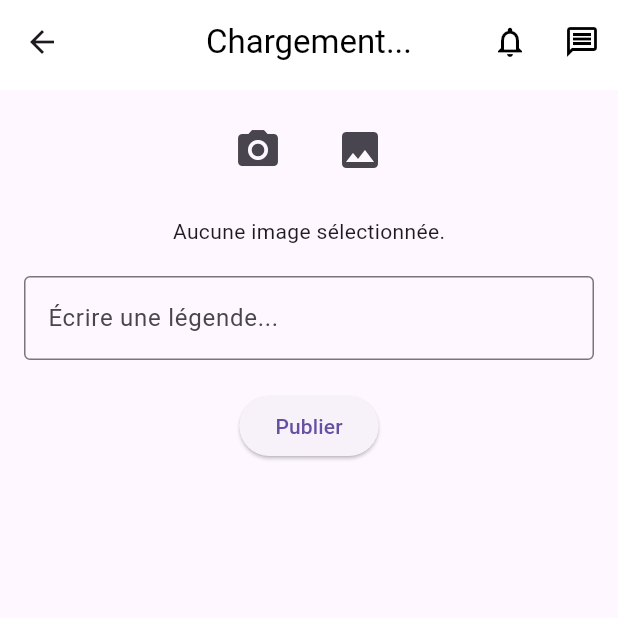
After one commit to lebaron567/instagram-bis_app, a Flutter app: the CreatePostPage screen opened by its route, after a tap on the "camera alt" icon, on a phone screen of 412 x 824 dp, the top half of it. The commit adds this screen. Run offline on Flutter 3.47's test engine with Material 3 defaults, Android fonts, the light colour scheme and no system bars; our stand-ins replace flutter_riverpod, image_picker, shared_preferences; accounts and stored records are empty.

Commit message:
[ADD] a creatpostpage and a permissions for access in camera

```diff
--- a/lib/config/api.dart
+++ b/lib/config/api.dart
@@ -1,3 +1,3 @@
 class ApiConfig {
-  static const String baseUrl = 'http://localhost:8080/api/v1';
+  static const String baseUrl = 'http://10.0.2.2:8080/api/v1';
 }
--- a/lib/main.dart
+++ b/lib/main.dart
@@ -4,12 +4,14 @@ import '../views/auth/login_page.dart';
 import './providers/auth_provider.dart';
 import './views/profile/profile_page.dart';
 import './views/auth/register_page.dart';
-import 'views/auth/register_page.dart';
 import 'views/feed/feed.dart';
+import 'views/post/create_post.dart';
+
 
 void main() {
   runApp(const ProviderScope(child: MyApp()));
 }
+
 
 class MyApp extends ConsumerWidget {
   const MyApp({super.key});
@@ -23,7 +25,7 @@ class MyApp extends ConsumerWidget {
       debugShowCheckedModeBanner: false,
       initialRoute: isAuthenticated
           ? '/feed'
-          : '/login', // Affiche la page selon l'état d'authentification
+          : '/login',
       onGenerateRoute: (settings) {
         switch (settings.name) {
           case '/register':
@@ -31,6 +33,8 @@ class MyApp extends ConsumerWidget {
                 builder: (context) => const RegisterPage());
           case '/login':
             return MaterialPageRoute(builder: (context) => const LoginPage());
+          case '/createPost':
+            return MaterialPageRoute(builder: (context) => CreatePostPage());
           case '/feed':
             return MaterialPageRoute(builder: (context) => FeedPage());
           case '/profile':
--- a/lib/utils/custom_header.dart
+++ b/lib/utils/custom_header.dart
@@ -38,7 +38,7 @@ class _HeaderState extends State<Header> {
       backgroundColor: Colors.white,
       elevation: 0,
       title: Text(
-        _username, // 📌 Afficher le nom de l'utilisateur connecté
+        _username,
         style: TextStyle(color: Colors.black),
       ),
       centerTitle: true,
--- a/lib/utils/footer.dart
+++ b/lib/utils/footer.dart
@@ -44,7 +44,7 @@ class _CustomFooterState extends State<CustomFooter> {
             Navigator.pushReplacementNamed(context, '/search');
             break;
           case 2:
-            Navigator.pushReplacementNamed(context, '/create');
+            Navigator.pushNamed(context, '/createPost');
             break;
           case 3:
             Navigator.pushReplacementNamed(context, '/videos');
--- /dev/null
+++ b/lib/views/post/create_post.dart
@@ -0,0 +1,94 @@
+import 'package:flutter/material.dart';
+import 'package:image_picker/image_picker.dart';
+import 'dart:io';
+import '../../utils/custom_header.dart';
+
+class CreatePostPage extends StatefulWidget {
+  const CreatePostPage({super.key});
+
+  @override
+  _CreatePostPageState createState() => _CreatePostPageState();
+}
+
+class _CreatePostPageState extends State<CreatePostPage> {
+  File? _image;
+  final TextEditingController _captionController = TextEditingController();
+
+  Future<void> _pickImage(ImageSource source) async {
+    final pickedFile = await ImagePicker().pickImage(source: source);
+    if (pickedFile != null) {
+      setState(() {
+        _image = File(pickedFile.path);
+      });
+    }
+  }
+
+  void _uploadPost() {
+    if (_image == null) {
+      ScaffoldMessenger.of(context).showSnackBar(
+        const SnackBar(content: Text("Veuillez sélectionner une image.")),
+      );
+      return;
+    }
+
+    ScaffoldMessenger.of(context).showSnackBar(
+      const SnackBar(content: Text("Post publié ! 🚀")),
+    );
+
+    Navigator.pop(context);
+  }
+
+  @override
+  Widget build(BuildContext context) {
+    return Scaffold(
+      appBar: PreferredSize(
+        preferredSize: const Size.fromHeight(60),
+        child: const Header(),
+      ),
+      body: Padding(
+        padding: const EdgeInsets.all(16.0),
+        child: Column(
+          children: [
+            Row(
+              mainAxisAlignment: MainAxisAlignment.center,
+              children: [
+                IconButton(
+                  icon: const Icon(Icons.camera_alt, size: 32),
+                  onPressed: () => _pickImage(ImageSource.camera),
+                ),
+                const SizedBox(width: 20),
+                IconButton(
+                  icon: const Icon(Icons.image, size: 32),
+                  onPressed: () => _pickImage(ImageSource.gallery),
+                ),
+              ],
+            ),
+
+            const SizedBox(height: 20),
+
+            _image != null
+                ? Image.file(_image!, height: 250, fit: BoxFit.cover)
+                : const Text("Aucune image sélectionnée."),
+
+            const SizedBox(height: 20),
+
+            TextField(
+              controller: _captionController,
+              decoration: const InputDecoration(
+                hintText: "Écrire une légende...",
+                border: OutlineInputBorder(),
+              ),
+            ),
+
+            const SizedBox(height: 20),
+
+            ElevatedButton(
+              onPressed: _uploadPost,
+              child: const Text("Publier"),
+            ),
+          ],
+        ),
+      ),
+    );
+  }
+}
--- a/pubspec.yaml
+++ b/pubspec.yaml
@@ -14,6 +14,10 @@ dependencies:
   freezed_annotation: ^2.4.1
   json_annotation: ^4.8.1
   flutter_riverpod: ^2.4.0
+  image_picker: ^1.0.7
+  permission_handler: ^11.0.1
+  firebase_messaging: ^14.0.0
+  cloud_firestore: ^4.7.0
 
 
 dev_dependencies:
```
Also changed, not shown: pubspec.lock, 134 other files.
